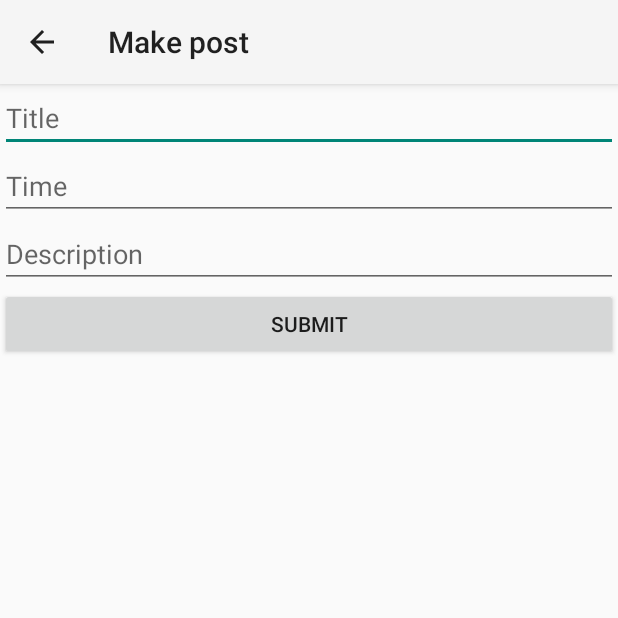
After one commit to JJLuan/ApodicticAardvark, an Android app: the PostActivity screen opened directly, with no data from a screen before it, on a phone screen of 412 x 824 dp, the top half of it. The commit adds this screen. Run offline under Robolectric (Android 15) with nearby library versions, the phone set to English and light mode, and no system bars.

Commit message:
GPSTracker gets current location Post posts a dummy message to a local Flask server (for now) PostActivity is a new activity that will eventually use post to make new posts Added GSON library Upped min API Level to Lollipop so we can use Material theme

```diff
--- a/app/build.gradle
+++ b/app/build.gradle
@@ -3,10 +3,9 @@ apply plugin: 'com.android.application'
 android {
     compileSdkVersion 23
     buildToolsVersion "23.0.1"
-
     defaultConfig {
         applicationId "com.calhacks.apodicticaardvark"
-        minSdkVersion 11
+        minSdkVersion 21
         targetSdkVersion 23
         versionCode 1
         versionName "1.0"
@@ -17,6 +16,8 @@ android {
             proguardFiles getDefaultProguardFile('proguard-android.txt'), 'proguard-rules.pro'
         }
     }
+    productFlavors {
+    }
 }
 
 dependencies {
@@ -26,4 +27,5 @@ dependencies {
     compile 'com.android.support:design:23.0.1'
     compile files('libs/HERE-sdk.jar')
     compile files('libs/HERE-sdk-javadoc.jar')
+    compile files('libs/gson-2.4.jar')
 }
--- /dev/null
+++ b/app/src/main/res/layout/activity_posts.xml
@@ -0,0 +1,30 @@
+<?xml version="1.0" encoding="utf-8"?>
+<LinearLayout xmlns:android="http://schemas.android.com/apk/res/android"
+    android:orientation="vertical" android:layout_width="match_parent"
+    android:layout_height="match_parent">
+
+    <EditText
+        android:layout_width="match_parent"
+        android:layout_height="wrap_content"
+        android:id="@+id/titleText"
+        android:hint="Title" />
+
+    <EditText
+        android:layout_width="match_parent"
+        android:layout_height="wrap_content"
+        android:id="@+id/editText2"
+        android:hint="Time" />
+
+    <EditText
+        android:layout_width="match_parent"
+        android:layout_height="wrap_content"
+        android:id="@+id/editText3"
+        android:hint="Description" />
+
+    <Button
+        android:layout_width="fill_parent"
+        android:layout_height="wrap_content"
+        android:text="Submit"
+        android:id="@+id/submitButton"
+        android:onClick="post" />
+</LinearLayout>
```
Also changed, not shown: app/src/main/AndroidManifest.xml (+12 -2 lines), app/src/main/java/com/calhacks/apodicticaardvark/GPSTracker.java (added, +23 -0 lines), app/src/main/java/com/calhacks/apodicticaardvark/Post.java (added, +34 -0 lines), app/src/main/java/com/calhacks/apodicticaardvark/PostActivity.java (added, +54 -0 lines), app/src/main/java/com/example/john/whatever/MainActivity.java (deleted, +0 -81 lines), app/src/main/res/layout/activity_main.xml (+29 -18 lines), app/src/main/res/layout/content_main.xml (deleted, +0 -34 lines), 4 other files.
